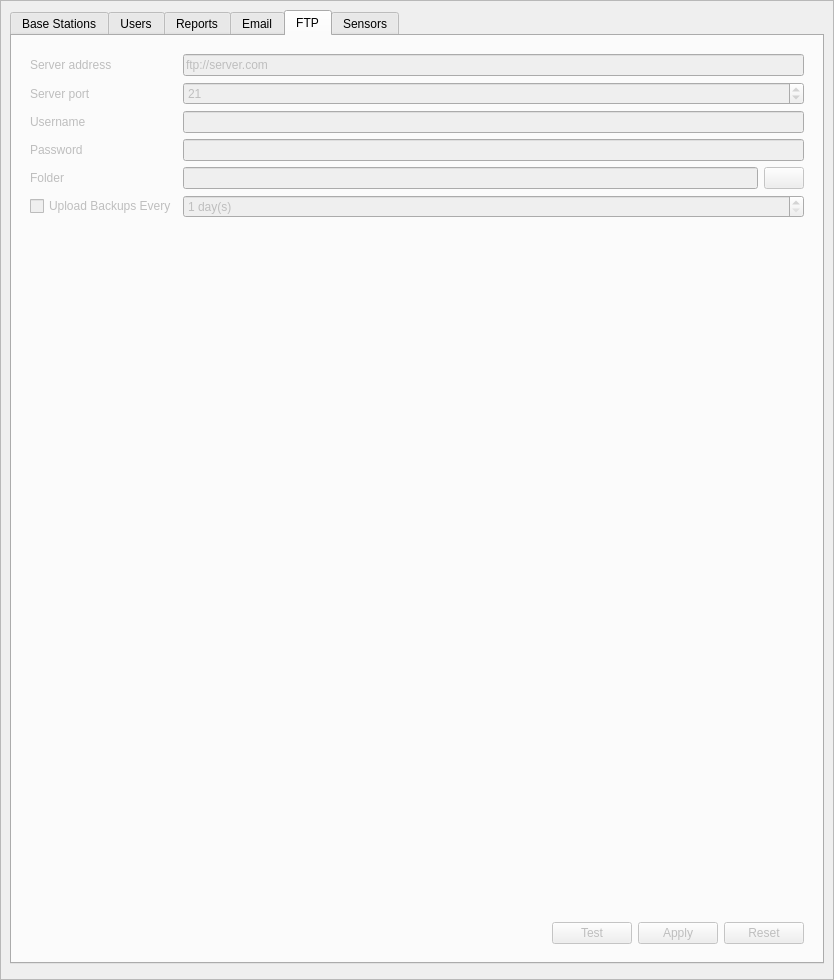
Before: the Qt Designer form manager/src/SettingsWidget.ui in porkmarks/sense, drawn with Qt 5.
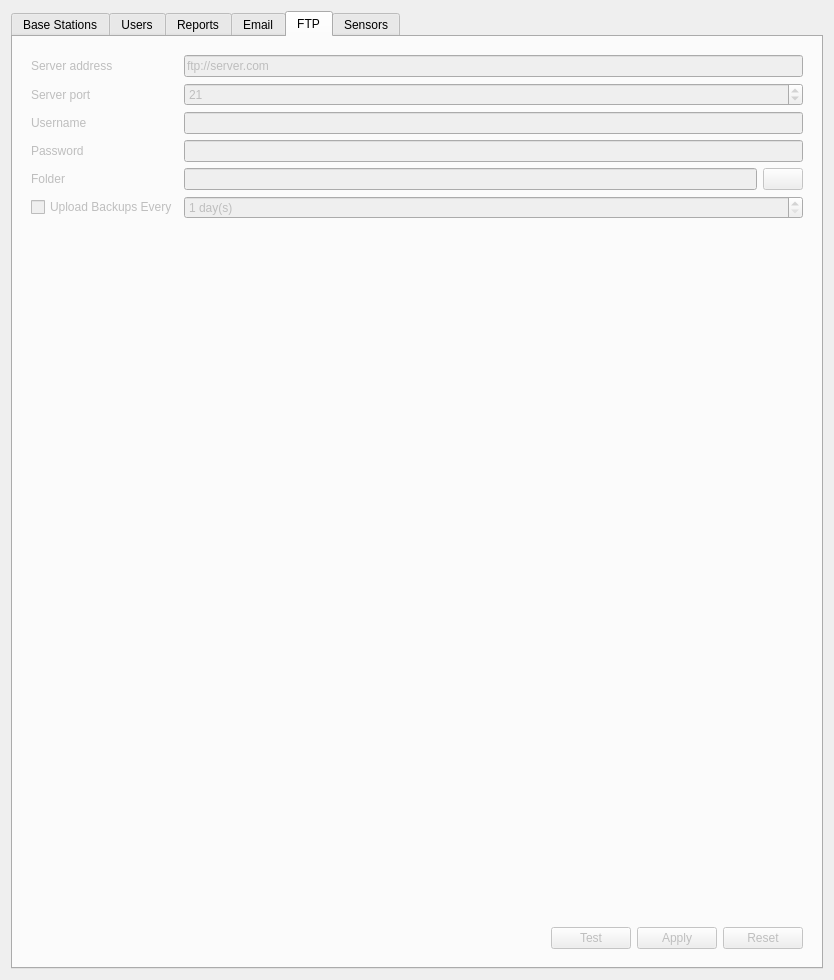
After: the same form once the commit is applied. The open tabs and pages were chosen to show the change. Icons and pictures are not drawn. Custom widgets are drawn as their Qt base class.

Patch:
```diff
--- a/manager/src/SettingsWidget.ui
+++ b/manager/src/SettingsWidget.ui
@@ -14,36 +14,6 @@
    <string>Form</string>
   </property>
   <layout class="QVBoxLayout" name="verticalLayout">
-   <property name="spacing">
-    <number>0</number>
-   </property>
-   <property name="leftMargin">
-    <number>0</number>
-   </property>
-   <property name="topMargin">
-    <number>0</number>
-   </property>
-   <property name="rightMargin">
-    <number>0</number>
-   </property>
-   <property name="bottomMargin">
-    <number>0</number>
-   </property>
-   <item>
-    <widget class="QScrollArea" name="scrollArea">
-     <property name="widgetResizable">
-      <bool>true</bool>
-     </property>
-     <widget class="QWidget" name="scrollAreaWidgetContents">
-      <property name="geometry">
-       <rect>
-        <x>0</x>
-        <y>0</y>
-        <width>832</width>
-        <height>978</height>
-       </rect>
-      </property>
-      <layout class="QVBoxLayout" name="verticalLayout_2" stretch="0,0">
        <item>
         <widget class="QTabWidget" name="tabWidget">
          <property name="currentIndex">
@@ -412,6 +382,12 @@
               </item>
               <item row="4" column="2">
                <widget class="QPushButton" name="ftpBrowse">
+            <property name="sizePolicy">
+             <sizepolicy hsizetype="Minimum" vsizetype="Minimum">
+              <horstretch>0</horstretch>
+              <verstretch>0</verstretch>
+             </sizepolicy>
+            </property>
                 <property name="text">
                  <string/>
                 </property>
@@ -421,8 +397,8 @@
                 </property>
                 <property name="iconSize">
                  <size>
-                  <width>24</width>
-                  <height>24</height>
+              <width>16</width>
+              <height>16</height>
                  </size>
                 </property>
                </widget>
@@ -702,28 +678,6 @@
          </widget>
         </widget>
        </item>
-       <item>
-        <widget class="QWidget" name="widget_3" native="true">
-         <layout class="QHBoxLayout" name="horizontalLayout_2">
-          <property name="leftMargin">
-           <number>0</number>
-          </property>
-          <property name="topMargin">
-           <number>0</number>
-          </property>
-          <property name="rightMargin">
-           <number>0</number>
-          </property>
-          <property name="bottomMargin">
-           <number>0</number>
-          </property>
-         </layout>
-        </widget>
-       </item>
-      </layout>
-     </widget>
-    </widget>
-   </item>
   </layout>
  </widget>
  <customwidgets>
```
Left out of the diff: 52 changed lines with no effect on the pictures. Lines whose indentation alone changed are shown as unchanged.
